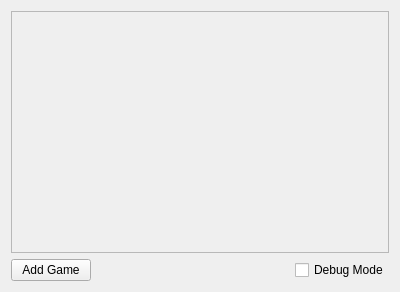
Old version of the form ApplicationSwitcher/SettingWidgetManager.ui in the repository fdasta0079/ArcadeSwitcher.
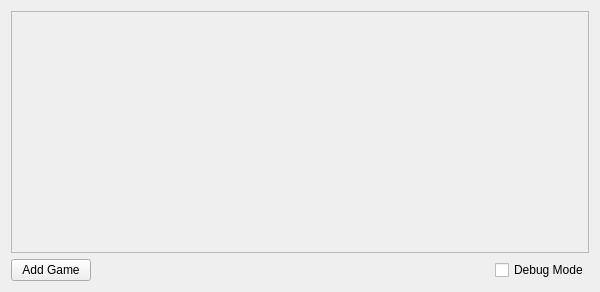
New version of the form.

```diff
--- a/ApplicationSwitcher/SettingWidgetManager.ui
+++ b/ApplicationSwitcher/SettingWidgetManager.ui
@@ -6,10 +6,16 @@
    <rect>
     <x>0</x>
     <y>0</y>
-    <width>400</width>
+    <width>600</width>
     <height>292</height>
    </rect>
   </property>
+  <property name="minimumSize">
+   <size>
+    <width>600</width>
+    <height>0</height>
+   </size>
+  </property>
   <property name="windowTitle">
    <string>Game Settings Manager</string>
   </property>
@@ -24,8 +30,8 @@
        <rect>
         <x>0</x>
         <y>0</y>
-        <width>380</width>
-        <height>241</height>
+        <width>576</width>
+        <height>231</height>
        </rect>
       </property>
       <layout class="QVBoxLayout" name="settingWidgetLayout"/>
```
